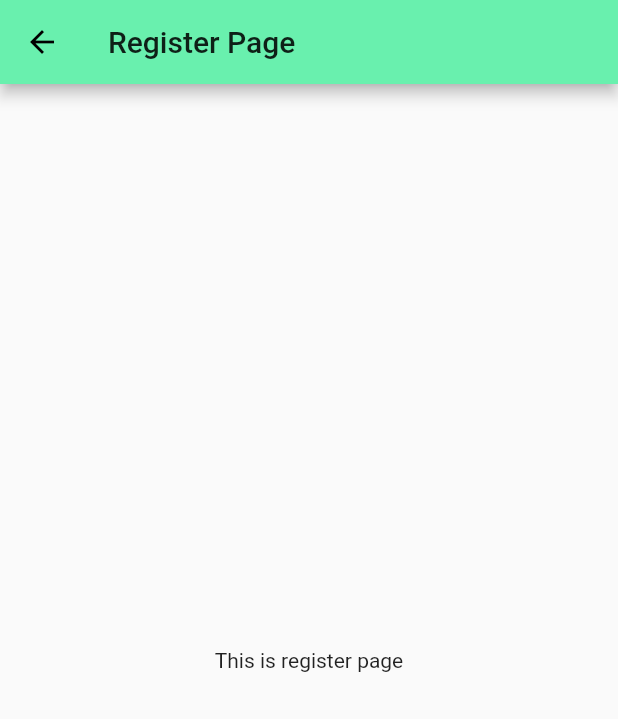
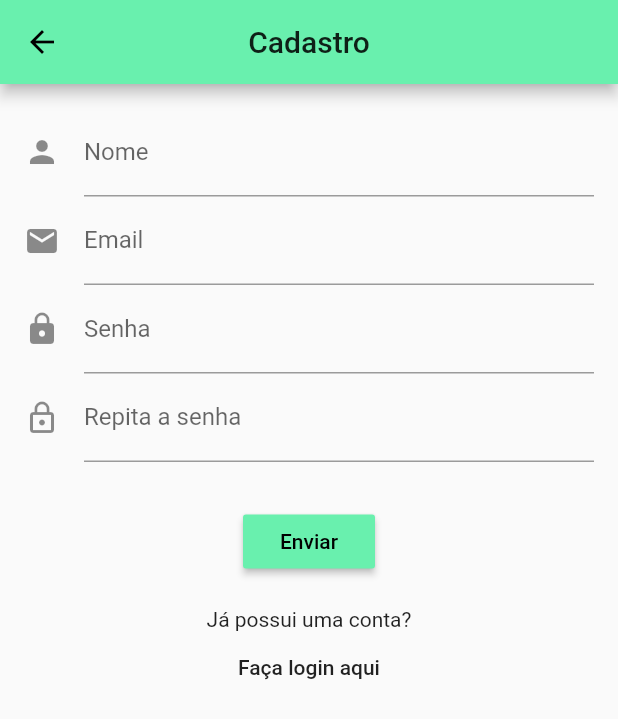
Before and after one commit to enzodanjour/Clear_Corretora_Rebuild, a Flutter app: the RegisterPage screen opened by its route, on a phone screen of 412 x 824 dp. Shown: the top 719 px of the screen. Run offline on Flutter 3.47's test engine with Material 2 defaults, Android fonts, the phone set to English and light mode, and no system bars.

Commit message:
Add stylyng and validations in register page

```diff
--- a/lib/pages/register_page.dart
+++ b/lib/pages/register_page.dart
@@ -7,16 +7,100 @@ class RegisterPage extends StatefulWidget {
 }
 
 class _RegisterPageState extends State<RegisterPage> {
+final _registerFormKey = GlobalKey<FormState>();
 
   @override
   Widget build(BuildContext context) {
     return Scaffold(
       appBar: AppBar(
-        title: Text("Register Page"),
+        centerTitle: true,
+        title: Text('Cadastro'),
       ),
-      body: Center(
-        child: Text('This is register page')
-      ),
+      body: Form(
+        key: _registerFormKey,
+        child: Padding(
+          padding: const EdgeInsets.all(16.0),
+          child: Column(
+            children: [
+             TextFormField(
+               decoration: const InputDecoration(
+                 icon: Icon(Icons.person),
+                 hintText: 'Nome completo',
+                 labelText: 'Nome'
+               ),
+               validator: (value){
+                 if(value.isEmpty){
+                   return 'Preencha o nome';
+                 }
+                 return null;
+               },
+             ),
+             TextFormField(
+               decoration: const InputDecoration(
+                 icon: Icon(Icons.email),
+                 hintText: 'Seu email',
+                 labelText: 'Email'
+               ),
+               keyboardType: TextInputType.emailAddress,
+               validator: (value){
+                 if(value.isEmpty){
+                   return 'Preencha o email';
+                 }
+                 return null;
+               }
+             ),
+             TextFormField(
+               decoration: const InputDecoration(
+                 icon: Icon(Icons.lock),
+                 hintText: 'Digite uma senha',
+                 labelText: 'Senha'
+               ),
+               obscureText: true,
+               validator: (value){
+                 if(value.isEmpty){
+                   return 'Preencha a senha';
+                 }
+                 return null;
+               },
+             ),
+             TextFormField(
+               decoration: const InputDecoration(
+                 icon: Icon(Icons.lock_outline),
+                 hintText: 'Repita a senha',
+                 labelText: 'Repita a senha'
+               ),
+               obscureText: true,
+               validator: (value){
+                 //TODO: corrigir em breve, validação falsa.
+                 if(value.isEmpty){
+                   return'Preencha uma senha';
+                 }
+                 return null;
+               },
+             ),
+              Container(
+                margin: const EdgeInsets.only(top:29.0,bottom: 20.0),
+                child: RaisedButton(
+                  child: Text('Enviar'),
+                  color: Theme.of(context).primaryColor,
+                  textColor: Colors.black,
+                  onPressed: (){
+                    if(_registerFormKey.currentState.validate()){
+                      print('Deu bom');
+                    }
+                  }
+                ),
+              ),
+              Text('Já possui uma conta?'),
+              FlatButton(
+                onPressed: (){
+                  Navigator.pushNamed(context, '/entrar');
+               },
+                child: Text('Faça login aqui'))
+            ],
+          ),
+          )
+        )
     );
   }
 }
```
